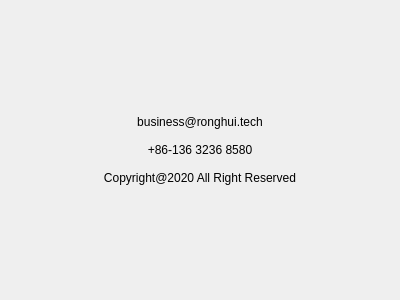
The window that src/about.ui (zqlee-ronghui/lvm-gui) describes before a commit, drawn with Qt 5.
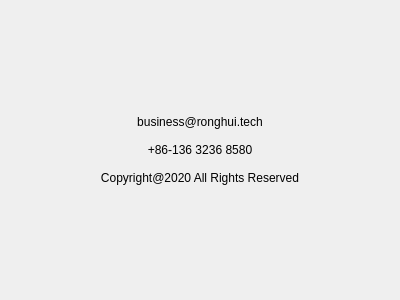
The same window after the commit.

```diff
--- a/src/about.ui
+++ b/src/about.ui
@@ -21,7 +21,7 @@
 
 +86-136 3236 8580
 
-Copyright@2020 All Right Reserved</string>
+Copyright@2020 All Rights Reserved</string>
      </property>
      <property name="alignment">
       <set>Qt::AlignCenter</set>
```
Left out of the diff: 2 changed lines with no effect on the pictures.
